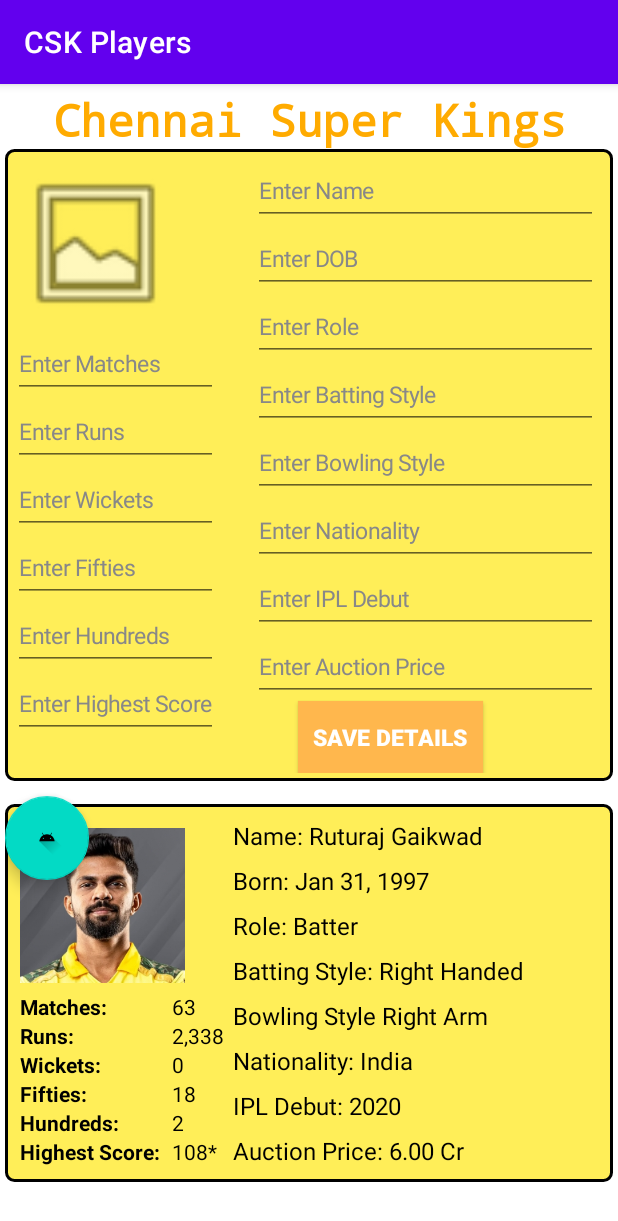
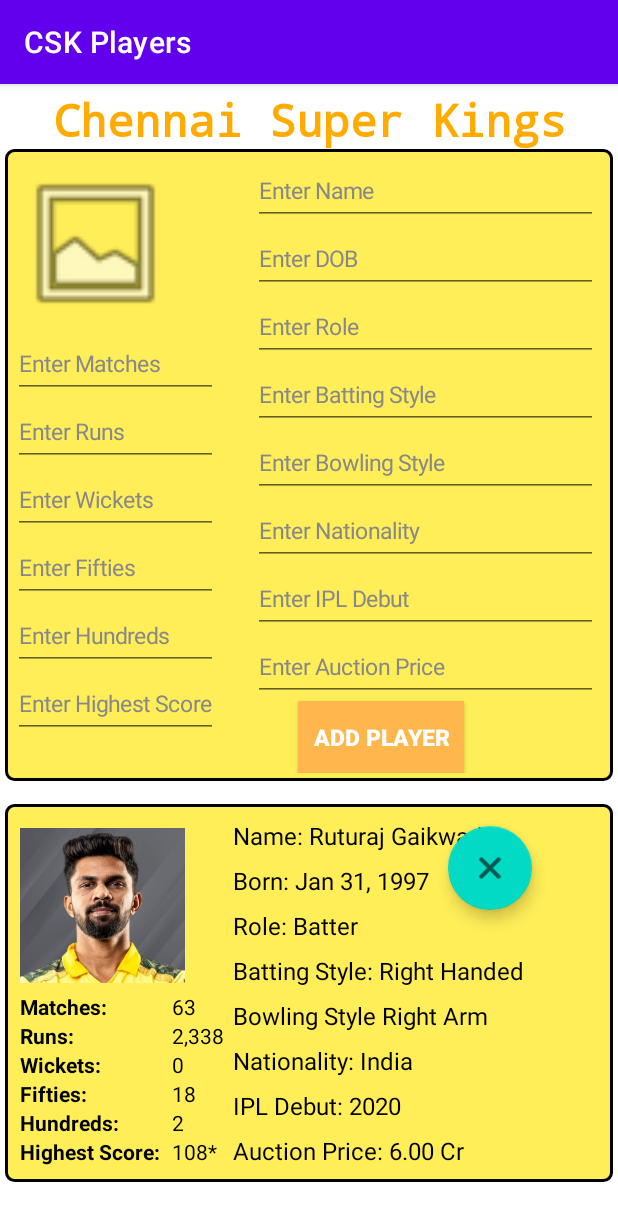
Before and after one commit to umesh-coder/CSK-Players, an Android app: the screen it shows after launch (MainActivity), after a tap on an icon or button, on a phone screen of 412 x 824 dp. Shown: the top 1221 px of the screen. Run offline under Robolectric (Android 15) with nearby library versions, the phone set to English and light mode, and no system bars.

Commit message:
all upadte and bug are fixed

```diff
--- a/app/src/main/res/layout/activity_main.xml
+++ b/app/src/main/res/layout/activity_main.xml
@@ -26,13 +26,15 @@
         />
 
     <com.google.android.material.floatingactionbutton.FloatingActionButton
+        android:layout_marginTop="20dp"
+        android:id="@+id/Add_player"
         android:layout_width="wrap_content"
         android:layout_height="wrap_content"
         android:layout_below="@+id/input_data"
-        app:fabSize="normal"
-        android:id="@+id/Add_player"
-        android:src="@drawable/ic_launcher_foreground"
-        />
+        android:src="@android:drawable/ic_input_add"
+        android:layout_gravity="end|bottom"
+        android:layout_marginLeft="295dp"
+        app:fabSize="normal" />
 
     <androidx.recyclerview.widget.RecyclerView
 
--- a/app/src/main/res/values/strings.xml
+++ b/app/src/main/res/values/strings.xml
@@ -25,5 +25,5 @@
     <string name="enter_nationality"><font align="center" size="15" color="grey">Enter Nationality</font></string>
     <string name="enter_ipl_debut"><font align="center" size="15" color="grey">Enter IPL Debut</font></string>
     <string name="enter_auction_price"><font align="center" size="15" color="grey">Enter Auction Price</font></string>
-    <string name="save_deatils">Save Details</string>
+    <string name="save_deatils">Add Player</string>
 </resources>
```
Also changed, not shown: app/src/main/AndroidManifest.xml (+2 -5 lines), app/src/main/java/com/example/cskplayers/MainActivity.java (+36 -25 lines).
